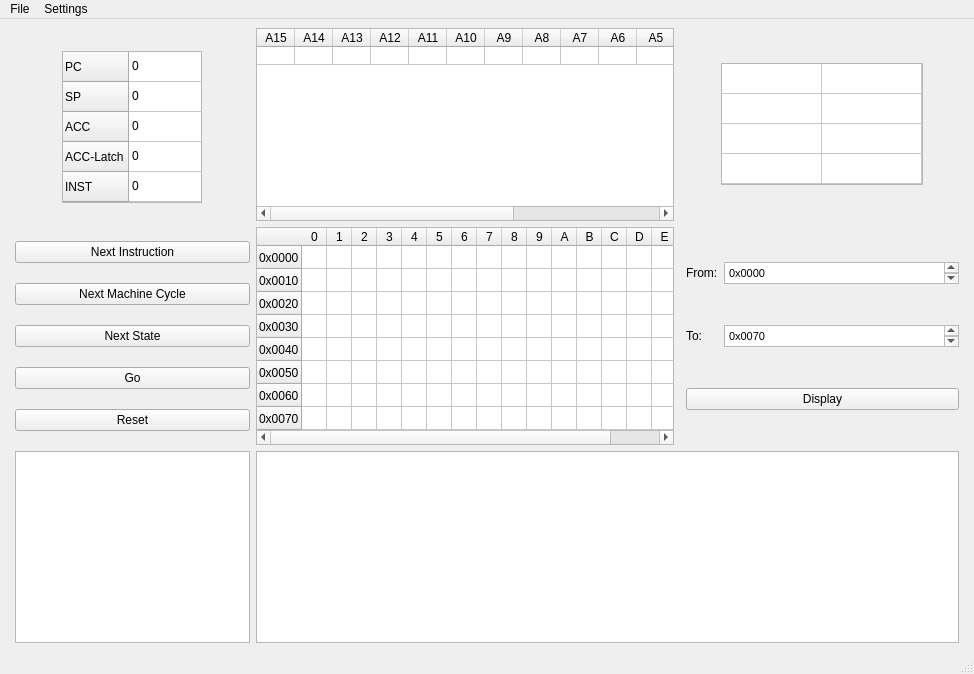
Old version of the form Code/ui/Intel8080_MainWindow.ui in the repository NicoSchrodt/8-Bit-Simulator.
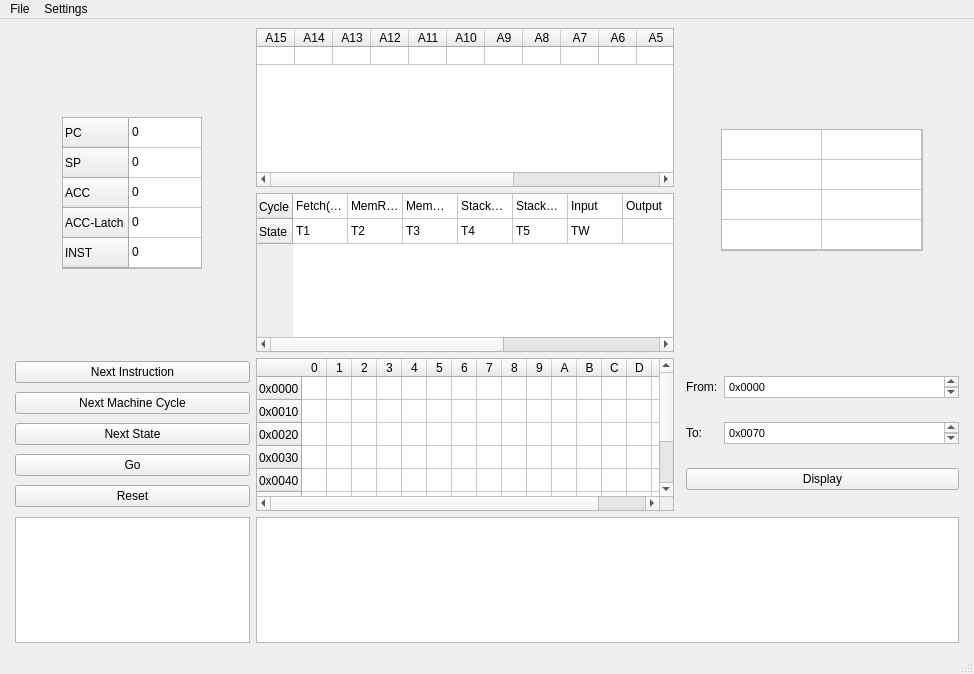
New version of the form.

Commit message: Added Cycle and State Interface

The edit to the form file:
```diff
--- a/Code/ui/Intel8080_MainWindow.ui
+++ b/Code/ui/Intel8080_MainWindow.ui
@@ -599,6 +599,171 @@
         </column>
        </widget>
       </item>
+      <item row="1" column="0">
+       <widget class="QTableWidget" name="CycleState_table">
+        <attribute name="horizontalHeaderVisible">
+         <bool>false</bool>
+        </attribute>
+        <attribute name="horizontalHeaderMinimumSectionSize">
+         <number>0</number>
+        </attribute>
+        <attribute name="horizontalHeaderDefaultSectionSize">
+         <number>55</number>
+        </attribute>
+        <attribute name="verticalHeaderVisible">
+         <bool>true</bool>
+        </attribute>
+        <attribute name="verticalHeaderCascadingSectionResizes">
+         <bool>true</bool>
+        </attribute>
+        <attribute name="verticalHeaderMinimumSectionSize">
+         <number>25</number>
+        </attribute>
+        <attribute name="verticalHeaderDefaultSectionSize">
+         <number>25</number>
+        </attribute>
+        <row>
+         <property name="text">
+          <string>Cycle</string>
+         </property>
+        </row>
+        <row>
+         <property name="text">
+          <string>State</string>
+         </property>
+        </row>
+        <column>
+         <property name="text">
+          <string>0</string>
+         </property>
+        </column>
+        <column>
+         <property name="text">
+          <string>1</string>
+         </property>
+        </column>
+        <column>
+         <property name="text">
+          <string>2</string>
+         </property>
+        </column>
+        <column>
+         <property name="text">
+          <string>3</string>
+         </property>
+        </column>
+        <column>
+         <property name="text">
+          <string>4</string>
+         </property>
+        </column>
+        <column>
+         <property name="text">
+          <string>5</string>
+         </property>
+        </column>
+        <column>
+         <property name="text">
+          <string>6</string>
+         </property>
+        </column>
+        <column>
+         <property name="text">
+          <string>7</string>
+         </property>
+        </column>
+        <column>
+         <property name="text">
+          <string>8</string>
+         </property>
+        </column>
+        <column>
+         <property name="text">
+          <string>9</string>
+         </property>
+        </column>
+        <item row="0" column="0">
+         <property name="text">
+          <string>Fetch(M1)</string>
+         </property>
+        </item>
+        <item row="0" column="1">
+         <property name="text">
+          <string>MemRead</string>
+         </property>
+        </item>
+        <item row="0" column="2">
+         <property name="text">
+          <string>MemWrite</string>
+         </property>
+        </item>
+        <item row="0" column="3">
+         <property name="text">
+          <string>StackRead</string>
+         </property>
+        </item>
+        <item row="0" column="4">
+         <property name="text">
+          <string>StackWrite</string>
+         </property>
+        </item>
+        <item row="0" column="5">
+         <property name="text">
+          <string>Input</string>
+         </property>
+        </item>
+        <item row="0" column="6">
+         <property name="text">
+          <string>Output</string>
+         </property>
+        </item>
+        <item row="0" column="7">
+         <property name="text">
+          <string>Interrupt</string>
+         </property>
+        </item>
+        <item row="0" column="8">
+         <property name="text">
+          <string>Halt</string>
+         </property>
+        </item>
+        <item row="0" column="9">
+         <property name="text">
+          <string>HaltInterrupt</string>
+         </property>
+        </item>
+        <item row="1" column="0">
+         <property name="text">
+          <string>T1</string>
+         </property>
+        </item>
+        <item row="1" column="1">
+         <property name="text">
+          <string>T2</string>
+         </property>
+        </item>
+        <item row="1" column="2">
+         <property name="text">
+          <string>T3</string>
+         </property>
+        </item>
+        <item row="1" column="3">
+         <property name="text">
+          <string>T4</string>
+         </property>
+        </item>
+        <item row="1" column="4">
+         <property name="text">
+          <string>T5</string>
+         </property>
+        </item>
+        <item row="1" column="5">
+         <property name="text">
+          <string>TW</string>
+         </property>
+        </item>
+       </widget>
+      </item>
      </layout>
     </item>
    </layout>
```
Left out of the diff: 2 changed lines with no effect on the pictures. The commit also changes 1 other file.
